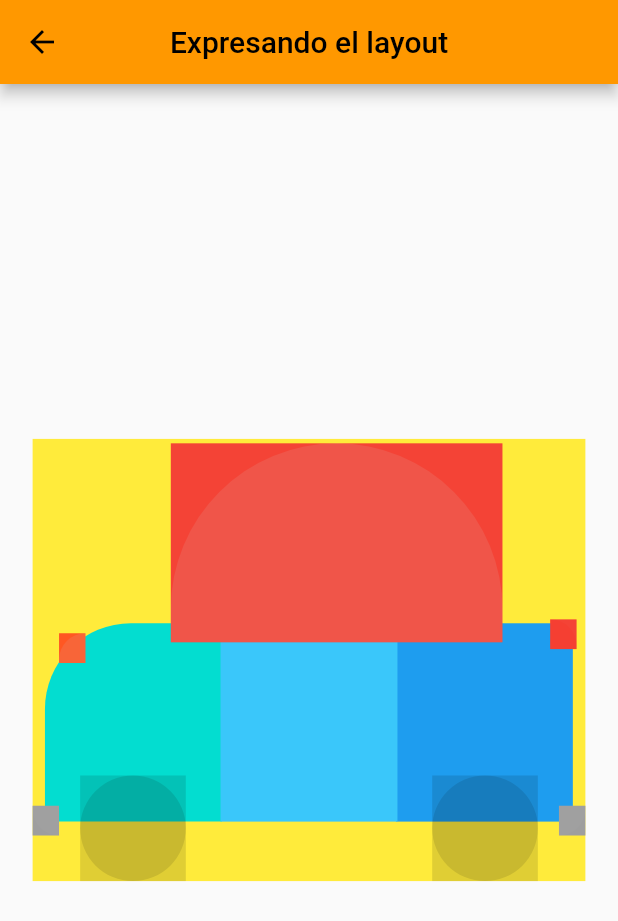
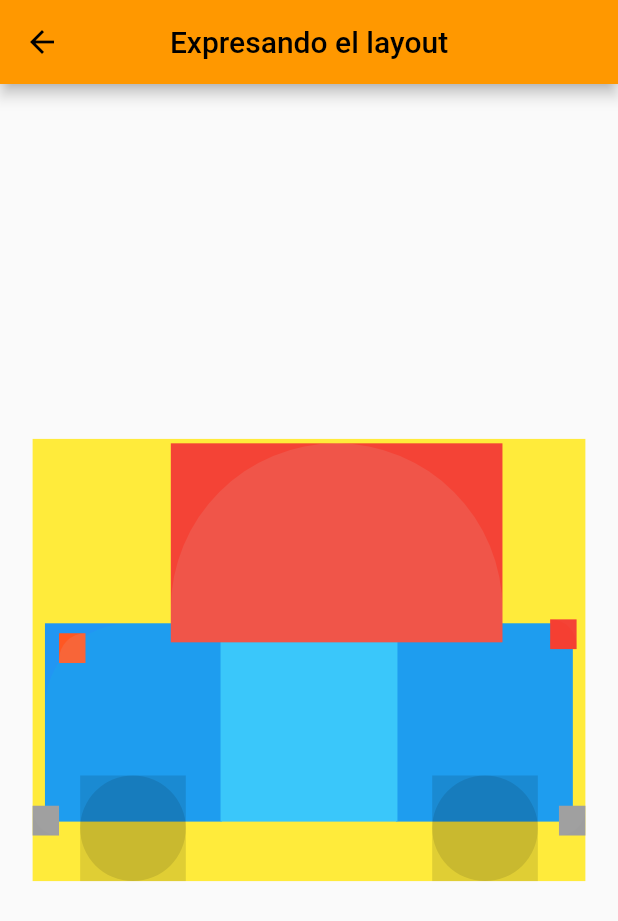
Before and after one commit to somosaleteo/aleteo_car, a Flutter app: the MyCarLayoutPage screen opened directly, on a phone screen of 412 x 824 dp. Shown: the top 921 px of the screen. Run offline on Flutter 3.47's test engine with Material 2 defaults, Android fonts, the phone set to English and light mode, and no system bars.

```diff
--- a/lib/ui/widgets/cars/car_main_container_widget.dart
+++ b/lib/ui/widgets/cars/car_main_container_widget.dart
@@ -99,7 +99,8 @@ class CarMainContainerWidget extends StatelessWidget {
           left: leftPositionBonnet,
           top: topPositionBonnet,
           vehiclePartWidget: VehiclePartWidget(
-            color: showLayoutColors ? Colors.blue : Colors.transparent,
+            showLayout: showLayoutColors,
+            color: Colors.blue,
             size: bonnetSize,
             child: const CarBonnetAWidget(
               color: color1,
```
